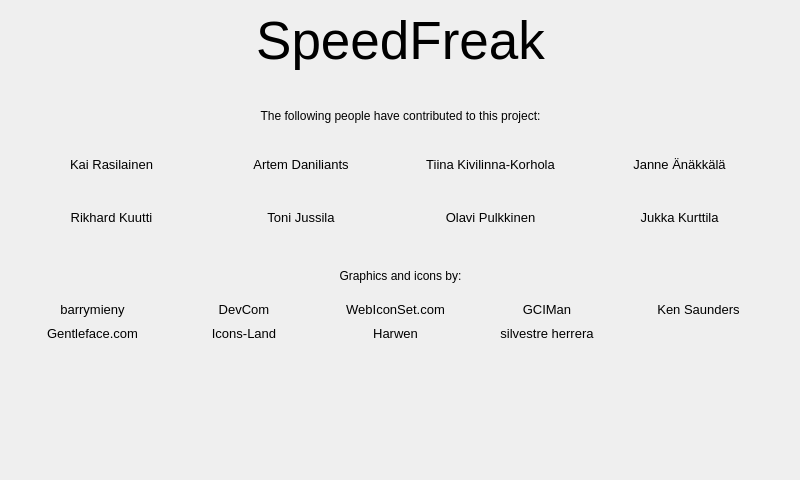
First picture: the form in Client/creditsdialog.ui, repository ArtemD/SpeedFreak, before the edit.
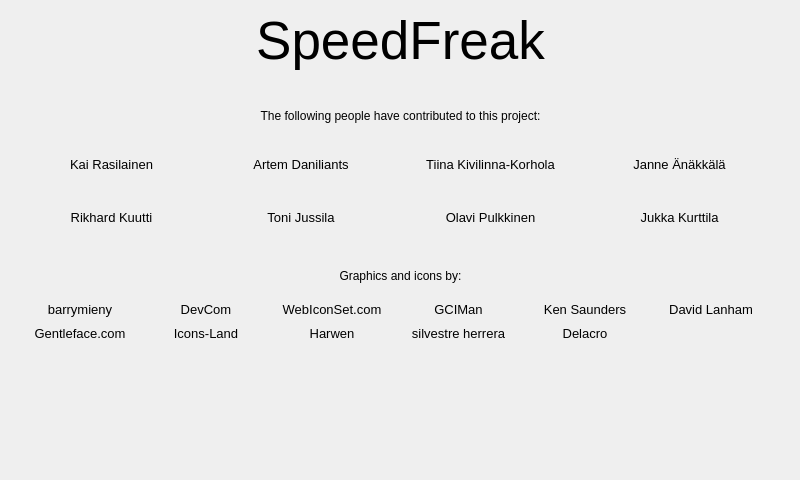
Second picture: the form after the edit.

Commit message: Route dialog ui development.

The edit to the form file:
```diff
--- a/Client/creditsdialog.ui
+++ b/Client/creditsdialog.ui
@@ -343,6 +343,36 @@
       </property>
      </widget>
     </item>
+    <item row="1" column="4">
+     <widget class="QLabel" name="label_24">
+      <property name="font">
+       <font>
+        <pointsize>10</pointsize>
+       </font>
+      </property>
+      <property name="text">
+       <string>Delacro</string>
+      </property>
+      <property name="alignment">
+       <set>Qt::AlignCenter</set>
+      </property>
+     </widget>
+    </item>
+    <item row="0" column="5">
+     <widget class="QLabel" name="label_25">
+      <property name="font">
+       <font>
+        <pointsize>10</pointsize>
+       </font>
+      </property>
+      <property name="text">
+       <string>David Lanham</string>
+      </property>
+      <property name="alignment">
+       <set>Qt::AlignCenter</set>
+      </property>
+     </widget>
+    </item>
    </layout>
   </widget>
  </widget>
```
The commit also changes 5 other files.
